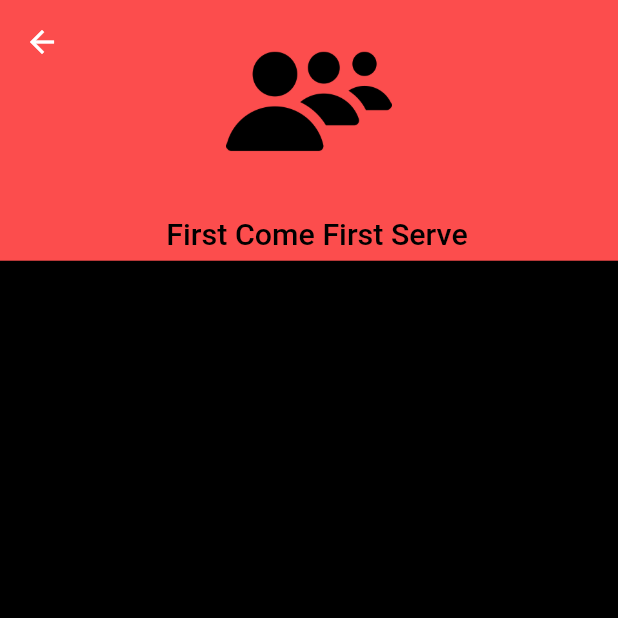
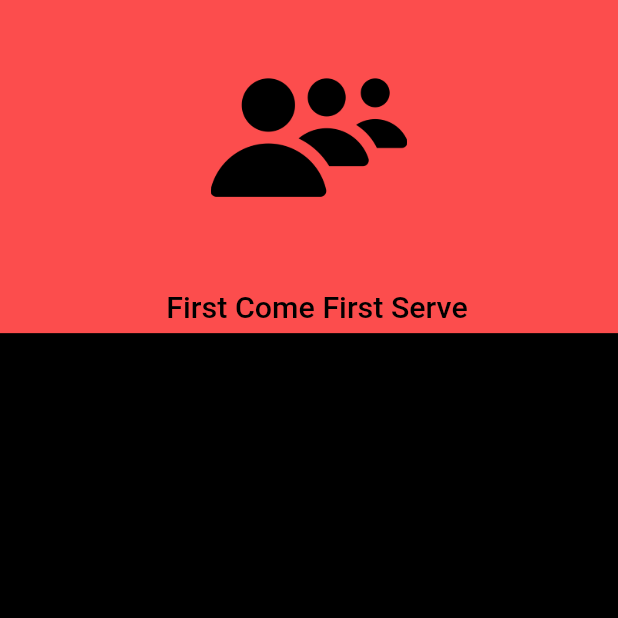
Before and after one commit to WOLV3RINE1302/CPU_Algo, a Flutter app: the screen it shows after launch, after a tap on "FCFS", on a phone screen of 412 x 824 dp, the top half of it. Run offline on Flutter 3.47's test engine with Material 2 defaults, Android fonts, the phone set to English and light mode, and no system bars; drawn by our look-alikes of velocity_x.

Commit message:
swipe right to left at edge of screen to go back

```diff
--- a/lib/algo_page.dart
+++ b/lib/algo_page.dart
@@ -2,7 +2,6 @@ import 'package:flutter/material.dart';
 import 'package:flutter/services.dart';
 import 'package:os_project/main.dart';
 import 'package:velocity_x/velocity_x.dart';
-
 import 'help_in_responsive_widgets.dart';
 
 class AlgoPage extends StatefulWidget {
@@ -29,7 +28,8 @@ class _AlgoPageState extends State<AlgoPage> {
         slivers: <Widget>[
           SliverAppBar(
             stretch: true,
-            expandedHeight: forHeight(180),
+            leading: Container(),
+            expandedHeight: forHeight(230),
             backgroundColor: colors[widget.mainIndex],
             flexibleSpace: FlexibleSpaceBar(
               background: Container(
@@ -37,7 +37,7 @@ class _AlgoPageState extends State<AlgoPage> {
                 width: forWidth(100),
                 child: Image.asset(
                         "assets/icons/${iconNames[widget.mainIndex]}.png")
-                    .pSymmetric(v: forHeight(13)),
+                    .pSymmetric(v: forHeight(27)),
               ).pOnly(bottom: forHeight(40)),
               stretchModes: <StretchMode>[StretchMode.zoomBackground],
               titlePadding:
--- a/lib/main.dart
+++ b/lib/main.dart
@@ -42,7 +42,7 @@ Priority Based Scheduling(PBS)*/
 List<String> fullNames = [
   "First Come First Serve",
   "Shortest Job First",
-  "Round-Robin Scheduling",
+  "Round Robin Scheduling",
   "Shortest Remaining Time First",
   "Priority Based Scheduling",
   "About Project"
--- a/pubspec.yaml
+++ b/pubspec.yaml
@@ -30,6 +30,7 @@ dependencies:
   flutter:
     sdk: flutter
   flutter_native_splash: ^2.0.4
+  page_transition: ^2.0.5
   velocity_x: ^3.4.0
 
 
```
Also changed, not shown: pubspec.lock, 2 other files.
